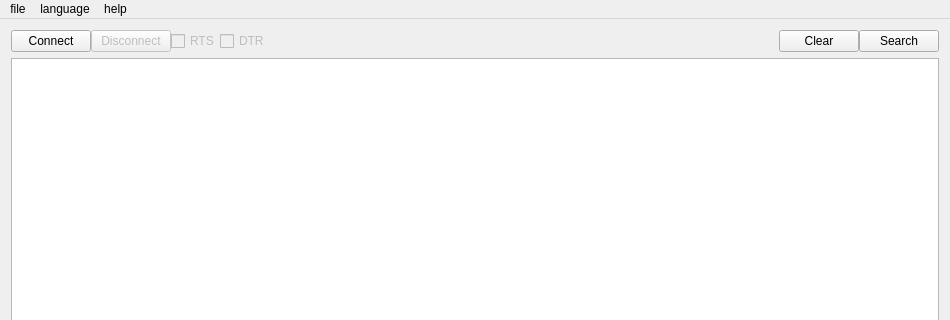
The window that mainwindow.ui (HEYAHONG/cutecom-ng) describes before a commit, drawn with Qt 5; both pictures show x 0 to 950 and y 0 to 320 of the 950 by 700 pixel window.
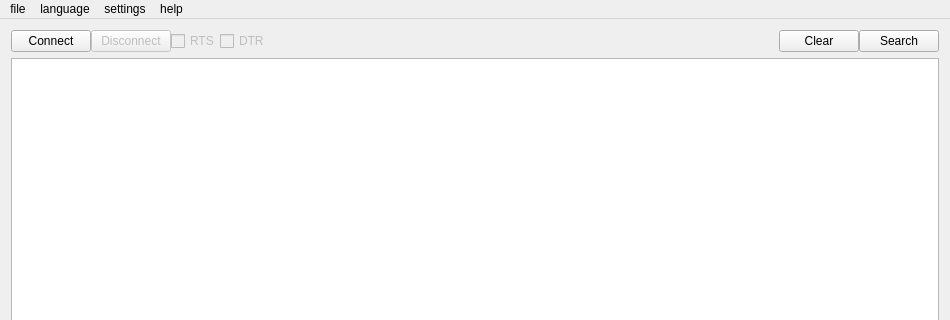
The same window after the commit. Icons and pictures are not drawn. Custom widgets are drawn as their Qt base class.

What changed in the file:
```diff
--- a/mainwindow.ui
+++ b/mainwindow.ui
@@ -340,8 +340,15 @@
     <addaction name="actionEnglish"/>
     <addaction name="actionChinese"/>
    </widget>
+   <widget class="QMenu" name="menusettings">
+    <property name="title">
+     <string>settings</string>
+    </property>
+    <addaction name="actiondirentinput"/>
+   </widget>
    <addaction name="menu_File"/>
    <addaction name="menulanguage"/>
+   <addaction name="menusettings"/>
    <addaction name="menu_Help"/>
   </widget>
   <widget class="QStatusBar" name="statusBar"/>
```
Left out of the diff: 29 changed lines with no effect on the pictures.
